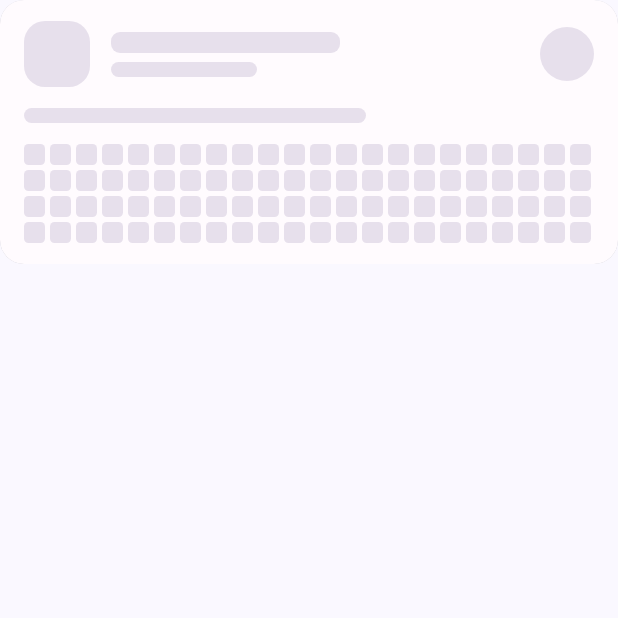
After one commit to gaurav95998030/habit_tracker, an Android app built with Jetpack Compose: the composable ShimmerHabitTilePlaceholder shown on its own in the app's theme, on a phone screen of 412 x 824 dp, the top half of it. The commit adds this screen. Run offline under Robolectric (Android 15) with nearby library versions, the phone set to English and light mode, and no system bars.

Commit message:
shimmer tile place holder added

```diff
--- a/app/src/main/java/io/github/gaurav95998030/habittracker/features/habits/presentation/habit_list/HabitListScreen.kt
+++ b/app/src/main/java/io/github/gaurav95998030/habittracker/features/habits/presentation/habit_list/HabitListScreen.kt
@@ -2,14 +2,8 @@ package io.github.gaurav95998030.habittracker.features.habits.presentation.habit
 
 import android.os.Build
 import androidx.annotation.RequiresApi
-import androidx.compose.foundation.background
 import androidx.compose.foundation.isSystemInDarkTheme
-import androidx.compose.foundation.layout.Box
-import androidx.compose.foundation.layout.Column
-import androidx.compose.foundation.layout.Spacer
 import androidx.compose.foundation.layout.fillMaxSize
-import androidx.compose.foundation.layout.fillMaxWidth
-import androidx.compose.foundation.layout.height
 import androidx.compose.foundation.layout.padding
 import androidx.compose.material.icons.Icons
 import androidx.compose.material.icons.filled.Add
@@ -25,7 +19,6 @@ import androidx.compose.material3.SnackbarDuration
 import androidx.compose.material3.SnackbarHost
 import androidx.compose.material3.SnackbarHostState
 import androidx.compose.material3.SnackbarResult
-import androidx.compose.material3.Text
 import androidx.compose.material3.rememberModalBottomSheetState
 import androidx.compose.runtime.Composable
 import androidx.compose.runtime.LaunchedEffect
@@ -35,11 +28,11 @@ import androidx.compose.runtime.mutableStateOf
 import androidx.compose.runtime.remember
 import androidx.compose.runtime.rememberCoroutineScope
 import androidx.compose.runtime.setValue
-import androidx.compose.ui.Alignment
 import androidx.compose.ui.Modifier
 import androidx.compose.ui.graphics.Color
 import androidx.compose.ui.unit.dp
 import io.github.gaurav95998030.habittracker.features.habits.domain.model.Habit
+import io.github.gaurav95998030.habittracker.features.habits.presentation.habit_list.molecules.ShimmerHabitList
 import io.github.gaurav95998030.habittracker.features.habits.presentation.habit_list.organisms.AddHabitSheet
 import io.github.gaurav95998030.habittracker.features.habits.presentation.habit_list.organisms.HabitYearlyLists
 import io.github.gaurav95998030.habittracker.features.habits.presentation.viewmodel.HabitViewModel
@@ -115,12 +108,7 @@ fun HabitListScreen(
         modifier = Modifier.fillMaxSize()
     ) { paddingValues ->
         if(uiState.value.isLoading){
-            Box(
-                modifier = Modifier.fillMaxSize(),
-                contentAlignment = Alignment.Center
-            ){
-                Text("Habits loading")
-            }
+            ShimmerHabitList()
         }else{
             HabitYearlyLists(
                 viewModel = viewModel,
--- /dev/null
+++ b/app/src/main/java/io/github/gaurav95998030/habittracker/features/habits/presentation/habit_list/molecules/ShimmerHabitTilePlaceholder.kt
@@ -0,0 +1,164 @@
+package io.github.gaurav95998030.habittracker.features.habits.presentation.habit_list.molecules
+
+import androidx.compose.animation.core.LinearEasing
+import androidx.compose.animation.core.RepeatMode
+import androidx.compose.animation.core.animateFloat
+import androidx.compose.animation.core.infiniteRepeatable
+import androidx.compose.animation.core.rememberInfiniteTransition
+import androidx.compose.animation.core.tween
+import androidx.compose.foundation.background
+import androidx.compose.foundation.layout.Arrangement
+import androidx.compose.foundation.layout.Box
+import androidx.compose.foundation.layout.Column
+import androidx.compose.foundation.layout.Row
+import androidx.compose.foundation.layout.Spacer
+import androidx.compose.foundation.layout.fillMaxSize
+import androidx.compose.foundation.layout.fillMaxWidth
+import androidx.compose.foundation.layout.height
+import androidx.compose.foundation.layout.navigationBarsPadding
+import androidx.compose.foundation.layout.padding
+import androidx.compose.foundation.layout.size
+import androidx.compose.foundation.layout.statusBarsPadding
+import androidx.compose.foundation.layout.width
+import androidx.compose.foundation.shape.CircleShape
+import androidx.compose.foundation.shape.RoundedCornerShape
+import androidx.compose.material3.Surface
+import androidx.compose.runtime.Composable
+import androidx.compose.runtime.getValue
+import androidx.compose.ui.Alignment
+import androidx.compose.ui.Modifier
+import androidx.compose.ui.draw.clip
+import androidx.compose.ui.geometry.Offset
+import androidx.compose.ui.graphics.Brush
+import androidx.compose.ui.graphics.Color
+import androidx.compose.ui.graphics.Shape
+import androidx.compose.ui.graphics.luminance
+import androidx.compose.ui.unit.dp
+import io.github.gaurav95998030.habittracker.ui.theme.AppTheme
+
+@Composable
+private fun shimmerBrush(): Brush {
+    val base = AppTheme.colors.divider
+    val isDark = AppTheme.colors.background.luminance() < 0.5f
+    val highlight = if (isDark) Color.White.copy(alpha = 0.08f) else Color.White.copy(alpha = 0.65f)
+    val colors = listOf(base, highlight, base)
+
+    val transition = rememberInfiniteTransition(label = "shimmer")
+    val translate by transition.animateFloat(
+        initialValue = -400f,
+        targetValue = 1200f,
+        animationSpec = infiniteRepeatable(
+            animation = tween(durationMillis = 1400, easing = LinearEasing),
+            repeatMode = RepeatMode.Restart
+        ),
+        label = "shimmerTranslate"
+    )
+
+    return Brush.linearGradient(
+        colors = colors,
+        start = Offset(translate, 0f),
+        end = Offset(translate + 400f, 0f)
+    )
+}
+
+@Composable
+private fun ShimmerBlock(
+    modifier: Modifier = Modifier,
+    shape: Shape = RoundedCornerShape(6.dp)
+) {
+    Box(
+        modifier = modifier
+            .clip(shape)
+            .background(shimmerBrush())
+    )
+}
+
+@Composable
+fun ShimmerHabitTilePlaceholder(
+    modifier: Modifier = Modifier
+) {
+    val colors = AppTheme.colors
+    Surface(
+        modifier = modifier
+            .fillMaxWidth()
+            .clip(RoundedCornerShape(16.dp)),
+        color = colors.surface,
+        shadowElevation = 2.dp,
+        shape = RoundedCornerShape(16.dp)
+    ) {
+        Column(modifier = Modifier.padding(horizontal = 16.dp, vertical = 14.dp)) {
+            Row(verticalAlignment = Alignment.CenterVertically) {
+                ShimmerBlock(
+                    modifier = Modifier.size(44.dp),
+                    shape = RoundedCornerShape(14.dp)
+                )
+                Spacer(modifier = Modifier.width(14.dp))
+                Column(modifier = Modifier.weight(1f)) {
+                    ShimmerBlock(
+                        modifier = Modifier
+                            .fillMaxWidth(0.55f)
+                            .height(14.dp)
+                    )
+                    Spacer(modifier = Modifier.height(6.dp))
+                    ShimmerBlock(
+                        modifier = Modifier
+                            .fillMaxWidth(0.35f)
+                            .height(10.dp)
+                    )
+                }
+                Spacer(modifier = Modifier.width(8.dp))
+                ShimmerBlock(
+                    modifier = Modifier.size(36.dp),
+                    shape = CircleShape
+                )
+            }
+
+            Spacer(modifier = Modifier.height(14.dp))
+
+            ShimmerBlock(
+                modifier = Modifier
+                    .fillMaxWidth(0.6f)
+                    .height(10.dp)
+            )
+
+            Spacer(modifier = Modifier.height(14.dp))
+
+            Row(horizontalArrangement = Arrangement.spacedBy(3.dp)) {
+                repeat(28) {
+                    Column(verticalArrangement = Arrangement.spacedBy(3.dp)) {
+                        repeat(4) {
+                            ShimmerBlock(
+                                modifier = Modifier.size(14.dp),
+                                shape = RoundedCornerShape(3.dp)
+                            )
+                        }
+                    }
+                }
+            }
+        }
+    }
+}
+
+@Composable
+fun ShimmerHabitList(
+    modifier: Modifier = Modifier,
+    tileCount: Int = 5
+) {
+    Box(
+        modifier = modifier
+            .fillMaxSize()
+            .padding(horizontal = 16.dp)
+            .statusBarsPadding()
+            .navigationBarsPadding()
+    ) {
+        Column(
+            modifier = Modifier.fillMaxSize(),
+            verticalArrangement = Arrangement.spacedBy(16.dp)
+        ) {
+            Spacer(modifier = Modifier.height(4.dp))
+            repeat(tileCount) {
+                ShimmerHabitTilePlaceholder()
+            }
+        }
+    }
+}
```
